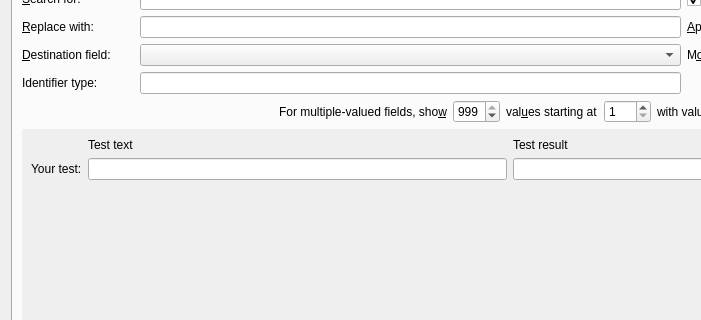
Above: src/calibre/gui2/dialogs/metadata_bulk.ui from kovidgoyal/calibre before the change; both pictures show x 0 to 701 and y 211 to 531 of the 962 by 669 pixel window. Below: the same form after it.
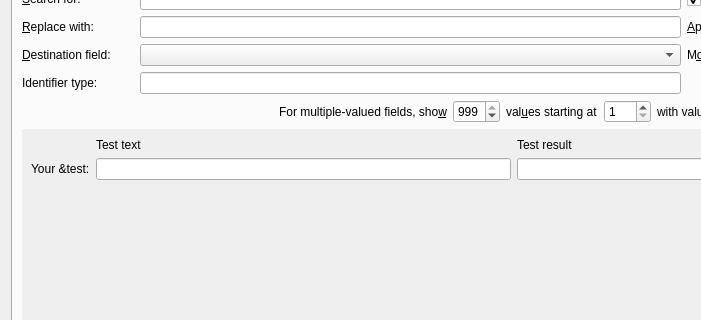
That is the form after the change. The open tabs and pages were chosen to show the change. Icons and pictures are not drawn. Custom widgets are drawn as their Qt base class.

What changed in the file:
```diff
--- a/src/calibre/gui2/dialogs/metadata_bulk.ui
+++ b/src/calibre/gui2/dialogs/metadata_bulk.ui
@@ -1203,7 +1203,7 @@
                <item row="8" column="0">
                 <widget class="QLabel" name="label_31">
                  <property name="text">
-                  <string>Your test:</string>
+                  <string>Your &amp;test:</string>
                  </property>
                 </widget>
                </item>
```
